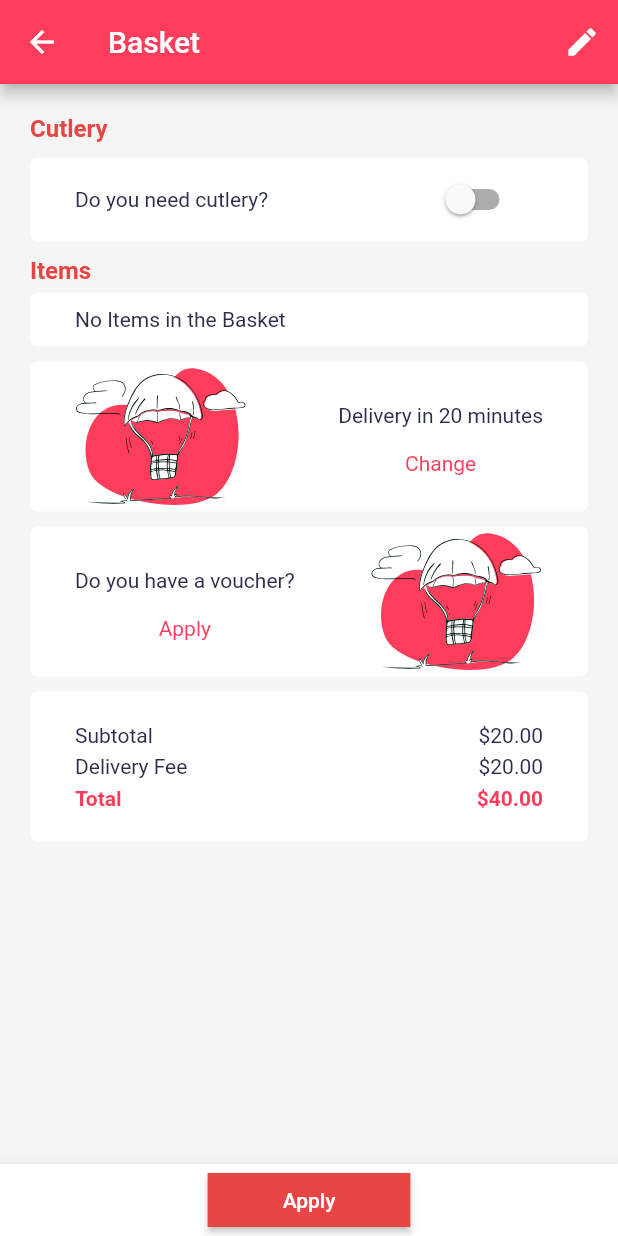
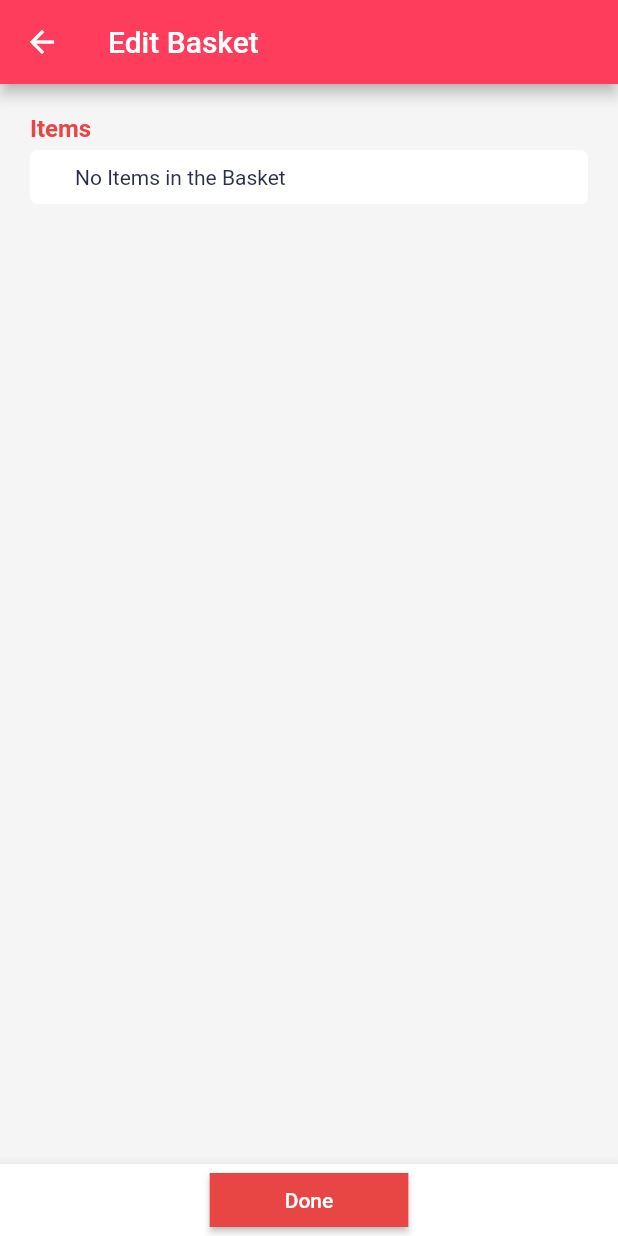
Before and after one commit to maxonflutter/flutter_food_delivery_series, a Flutter app: the BasketScreen screen opened by its route, after a tap on the "edit" icon, on a phone screen of 412 x 824 dp. Run offline on Flutter 3.47's test engine with Material 2 defaults, Android fonts, the phone set to English and light mode, and no system bars; our stand-ins replace bloc, equatable, flutter_bloc, flutter_svg, geolocator, google_maps_flutter; network calls fail; Roboto replaces fonts that are missing (Futura).

Commit message:
Edit basket screen

```diff
--- a/lib/blocs/basket/basket_event.dart
+++ b/lib/blocs/basket/basket_event.dart
@@ -27,6 +27,15 @@ class RemoveItem extends BasketEvent {
   List<Object> get props => [item];
 }
 
+class RemoveAllItem extends BasketEvent {
+  final MenuItem item;
+
+  const RemoveAllItem(this.item);
+
+  @override
+  List<Object> get props => [item];
+}
+
 class ToggleSwitch extends BasketEvent {
   const ToggleSwitch();
 
--- a/lib/config/app_router.dart
+++ b/lib/config/app_router.dart
@@ -18,6 +18,8 @@ class AppRouter {
         return FilterScreen.route();
       case BasketScreen.routeName:
         return BasketScreen.route();
+      case EditBasketScreen.routeName:
+        return EditBasketScreen.route();
       case RestaurantDetailsScreen.routeName:
         return RestaurantDetailsScreen.route(
             restaurant: settings.arguments as Restaurant);
--- a/lib/screens/basket/basket_screen.dart
+++ b/lib/screens/basket/basket_screen.dart
@@ -18,7 +18,13 @@ class BasketScreen extends StatelessWidget {
     return Scaffold(
       appBar: AppBar(
         title: Text('Basket'),
-        actions: [IconButton(onPressed: () {}, icon: Icon(Icons.edit))],
+        actions: [
+          IconButton(
+              onPressed: () {
+                Navigator.of(context).pushNamed('/edit-basket');
+              },
+              icon: Icon(Icons.edit))
+        ],
       ),
       bottomNavigationBar: BottomAppBar(
         child: Container(
@@ -271,7 +277,14 @@ class BasketScreen extends StatelessWidget {
               decoration: BoxDecoration(
                   color: Colors.white,
                   borderRadius: BorderRadius.circular(5.0)),
-              child: Column(
+              child: BlocBuilder<BasketBloc, BasketState>(
+                builder: (context, state) {
+                  if (state is BasketLoading) {
+                    return Center(child: CircularProgressIndicator());
+                  }
+
+                  if (state is BasketLoaded) {
+                    return Column(
                       mainAxisAlignment: MainAxisAlignment.center,
                       children: [
                         Row(
@@ -282,7 +295,7 @@ class BasketScreen extends StatelessWidget {
                               style: Theme.of(context).textTheme.headline6,
                             ),
                             Text(
-                        '\$20.00',
+                              '\$${state.basket.subtotalString}',
                               style: Theme.of(context).textTheme.headline6,
                             ),
                           ],
@@ -296,7 +309,7 @@ class BasketScreen extends StatelessWidget {
                               style: Theme.of(context).textTheme.headline6,
                             ),
                             Text(
-                        '\$20.00',
+                              '\$5.00',
                               style: Theme.of(context).textTheme.headline6,
                             ),
                           ],
@@ -310,18 +323,25 @@ class BasketScreen extends StatelessWidget {
                               style: Theme.of(context)
                                   .textTheme
                                   .headline5!
-                            .copyWith(color: Theme.of(context).primaryColor),
+                                  .copyWith(
+                                      color: Theme.of(context).primaryColor),
                             ),
                             Text(
-                        '\$40.00',
+                              '\$${state.basket.totalString}',
                               style: Theme.of(context)
                                   .textTheme
                                   .headline5!
-                            .copyWith(color: Theme.of(context).primaryColor),
+                                  .copyWith(
+                                      color: Theme.of(context).primaryColor),
                             ),
                           ],
                         ),
                       ],
+                    );
+                  } else {
+                    return Text('Something went wrong');
+                  }
+                },
               ),
             ),
           ],
--- /dev/null
+++ b/lib/screens/edit_basket/edit_basket_screen.dart
@@ -0,0 +1,177 @@
+import 'package:flutter/material.dart';
+import 'package:flutter_bloc/flutter_bloc.dart';
+import 'package:flutter_food_delivery_app/blocs/basket/basket_bloc.dart';
+
+class EditBasketScreen extends StatelessWidget {
+  static const String routeName = '/edit-basket';
+
+  static Route route() {
+    return MaterialPageRoute(
+      builder: (_) => EditBasketScreen(),
+      settings: RouteSettings(name: routeName),
+    );
+  }
+
+  @override
+  Widget build(BuildContext context) {
+    return Scaffold(
+      appBar: AppBar(title: Text('Edit Basket')),
+      bottomNavigationBar: BottomAppBar(
+        child: Container(
+          child: Row(
+            mainAxisAlignment: MainAxisAlignment.center,
+            children: [
+              ElevatedButton(
+                style: ElevatedButton.styleFrom(
+                  padding: const EdgeInsets.symmetric(horizontal: 50),
+                  shape: RoundedRectangleBorder(),
+                  primary: Theme.of(context).accentColor,
+                ),
+                child: Text('Done'),
+                onPressed: () {
+                  Navigator.pop(context);
+                },
+              )
+            ],
+          ),
+        ),
+      ),
+      body: Padding(
+        padding: const EdgeInsets.all(20.0),
+        child: Column(
+          crossAxisAlignment: CrossAxisAlignment.start,
+          children: [
+            Text(
+              'Items',
+              style: Theme.of(context).textTheme.headline4!.copyWith(
+                    color: Theme.of(context).accentColor,
+                  ),
+            ),
+            BlocBuilder<BasketBloc, BasketState>(
+              builder: (context, state) {
+                if (state is BasketLoading) {
+                  return Center(
+                    child: CircularProgressIndicator(),
+                  );
+                }
+                if (state is BasketLoaded) {
+                  return state.basket.items.length == 0
+                      ? Container(
+                          width: double.infinity,
+                          margin: const EdgeInsets.only(top: 5),
+                          padding: const EdgeInsets.symmetric(
+                            horizontal: 30,
+                            vertical: 10,
+                          ),
+                          decoration: BoxDecoration(
+                              color: Colors.white,
+                              borderRadius: BorderRadius.circular(5.0)),
+                          child: Row(
+                            mainAxisAlignment: MainAxisAlignment.spaceBetween,
+                            children: [
+                              Text(
+                                'No Items in the Basket',
+                                textAlign: TextAlign.left,
+                                style: Theme.of(context).textTheme.headline6,
+                              ),
+                            ],
+                          ),
+                        )
+                      : ListView.builder(
+                          shrinkWrap: true,
+                          itemCount: state.basket
+                              .itemQuantity(state.basket.items)
+                              .keys
+                              .length,
+                          itemBuilder: (context, index) {
+                            return Container(
+                              width: double.infinity,
+                              margin: const EdgeInsets.only(top: 5),
+                              padding: const EdgeInsets.symmetric(
+                                horizontal: 30,
+                                vertical: 10,
+                              ),
+                              decoration: BoxDecoration(
+                                color: Colors.white,
+                                borderRadius: BorderRadius.circular(5.0),
+                              ),
+                              child: Row(
+                                mainAxisAlignment:
+                                    MainAxisAlignment.spaceBetween,
+                                children: [
+                                  Text(
+                                    '${state.basket.itemQuantity(state.basket.items).entries.elementAt(index).value}x',
+                                    style: Theme.of(context)
+                                        .textTheme
+                                        .headline5!
+                                        .copyWith(
+                                          color: Theme.of(context).accentColor,
+                                        ),
+                                  ),
+                                  SizedBox(
+                                    width: 20,
+                                  ),
+                                  Expanded(
+                                    child: Text(
+                                      '${state.basket.itemQuantity(state.basket.items).keys.elementAt(index).name}',
+                                      textAlign: TextAlign.left,
+                                      style:
+                                          Theme.of(context).textTheme.headline6,
+                                    ),
+                                  ),
+                                  IconButton(
+                                    visualDensity: VisualDensity.compact,
+                                    onPressed: () {
+                                      context.read<BasketBloc>()
+                                        ..add(
+                                          RemoveItem(state.basket
+                                              .itemQuantity(state.basket.items)
+                                              .keys
+                                              .elementAt(index)),
+                                        );
+                                    },
+                                    icon: Icon(Icons.remove_circle),
+                                  ),
+                                  IconButton(
+                                    visualDensity: VisualDensity.compact,
+                                    onPressed: () {
+                                      context.read<BasketBloc>()
+                                        ..add(
+                                          AddItem(state.basket
+                                              .itemQuantity(state.basket.items)
+                                              .keys
+                                              .elementAt(index)),
+                                        );
+                                    },
+                                    icon: Icon(Icons.add_circle),
+                                  ),
+                                  IconButton(
+                                    visualDensity: VisualDensity.compact,
+                                    onPressed: () {
+                                      print(state.basket.items[index]);
+                                      context.read<BasketBloc>()
+                                        ..add(
+                                          RemoveAllItem(state.basket
+                                              .itemQuantity(state.basket.items)
+                                              .keys
+                                              .elementAt(index)),
+                                        );
+                                    },
+                                    icon: Icon(Icons.delete),
+                                  ),
+                                ],
+                              ),
+                            );
+                          },
+                        );
+                } else {
+                  return Text('Something went wrong.');
+                }
+              },
+            ),
+          ],
+        ),
+      ),
+    );
+  }
+}
--- a/lib/screens/screens.dart
+++ b/lib/screens/screens.dart
@@ -7,3 +7,4 @@ export 'location/location_screen.dart';
 export 'restaurant_details/restaurant_details_screen.dart';
 export 'restaurant_listing/restaurant_listing_screen.dart';
 export 'voucher/voucher_screen.dart';
+export 'edit_basket/edit_basket_screen.dart';
```
Also changed, not shown: lib/blocs/basket/basket_bloc.dart (+18 -0 lines). Lines whose indentation alone changed are shown as unchanged.
